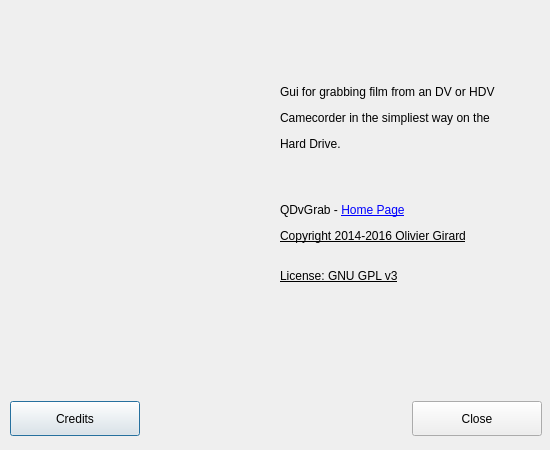
Before: the Qt Designer form src/windows/ui/about.ui in olielvewen/QDvGrab, drawn with Qt 5.
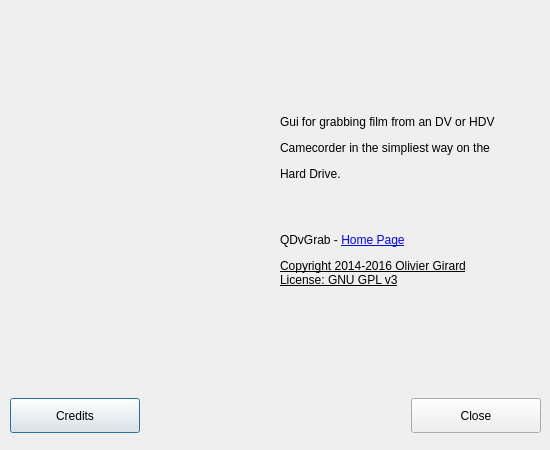
After: the same form once the commit is applied.

Commit message: complete the About screen

```diff
--- a/src/windows/ui/about.ui
+++ b/src/windows/ui/about.ui
@@ -32,13 +32,13 @@
     </size>
    </property>
   </widget>
-  <widget class="QWidget" name="">
+  <widget class="QWidget" name="layoutWidget">
    <property name="geometry">
     <rect>
      <x>280</x>
      <y>30</y>
      <width>242</width>
-     <height>388</height>
+     <height>341</height>
     </rect>
    </property>
    <layout class="QVBoxLayout" name="verticalLayout">
@@ -63,7 +63,7 @@
        </size>
       </property>
       <property name="text">
-       <string>&lt;html&gt;&lt;head/&gt;&lt;body&gt;&lt;p&gt;Gui for grabbing film from an DV or HDV &lt;/p&gt;&lt;p&gt;Camecorder in the simpliest way on the &lt;/p&gt;&lt;p&gt;Hard Drive.&lt;/p&gt;&lt;p&gt;&lt;br/&gt;&lt;/p&gt;&lt;p&gt;QDvGrab - &lt;a href=&quot;https://github.com/olielvewen/QDvGrab&quot;&gt;&lt;span style=&quot; text-decoration: underline; color:#0000ff;&quot;&gt;Home Page&lt;/span&gt;&lt;/a&gt;&lt;/p&gt;&lt;p&gt;&lt;a href=&quot;https://github.com/olielvewen/QDvGrab&quot;&gt;&lt;span style=&quot; text-decoration: underline; color:#000000;&quot;&gt;Copyright 2014-2016 Olivier Girard&lt;/span&gt;&lt;/a&gt;&lt;/p&gt;&lt;p&gt;&lt;br/&gt;&lt;a href=&quot;https://github.com/olielvewen/QDvGrab&quot;&gt;&lt;span style=&quot; text-decoration: underline; color:#000000;&quot;&gt;License: GNU GPL v3&lt;/span&gt;&lt;/a&gt;&lt;/p&gt;&lt;p&gt;&lt;br/&gt;&lt;/p&gt;&lt;p&gt;&lt;br/&gt;&lt;/p&gt;&lt;/body&gt;&lt;/html&gt;</string>
+       <string>&lt;html&gt;&lt;head/&gt;&lt;body&gt;&lt;p&gt;Gui for grabbing film from an DV or HDV &lt;/p&gt;&lt;p&gt;Camecorder in the simpliest way on the &lt;/p&gt;&lt;p&gt;Hard Drive.&lt;/p&gt;&lt;p&gt;&lt;br/&gt;&lt;/p&gt;&lt;p&gt;QDvGrab - &lt;a href=&quot;https://github.com/olielvewen/QDvGrab&quot;&gt;&lt;span style=&quot; text-decoration: underline; color:#0000ff;&quot;&gt;Home Page&lt;/span&gt;&lt;/a&gt;&lt;/p&gt;&lt;p&gt;&lt;a href=&quot;https://github.com/olielvewen/QDvGrab&quot;&gt;&lt;span style=&quot; text-decoration: underline; color:#000000;&quot;&gt;Copyright 2014-2016 Olivier Girard&lt;/span&gt;&lt;/a&gt;&lt;br/&gt;&lt;a href=&quot;https://github.com/olielvewen/QDvGrab&quot;&gt;&lt;span style=&quot; text-decoration: underline; color:#000000;&quot;&gt;License: GNU GPL v3&lt;/span&gt;&lt;/a&gt;&lt;/p&gt;&lt;/body&gt;&lt;/html&gt;</string>
       </property>
      </widget>
     </item>
@@ -79,13 +79,13 @@
     </item>
    </layout>
   </widget>
-  <widget class="QWidget" name="">
+  <widget class="QWidget" name="layoutWidget">
    <property name="geometry">
     <rect>
      <x>10</x>
-     <y>400</y>
-     <width>532</width>
-     <height>37</height>
+     <y>390</y>
+     <width>531</width>
+     <height>51</height>
     </rect>
    </property>
    <layout class="QHBoxLayout" name="horizontalLayout">
```
The commit also changes 4 other files.
